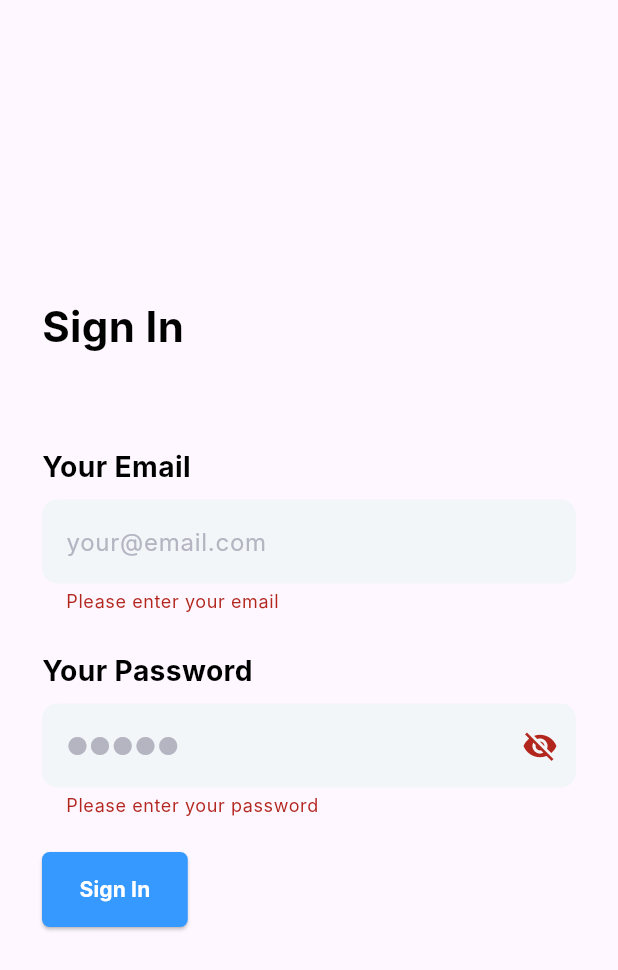
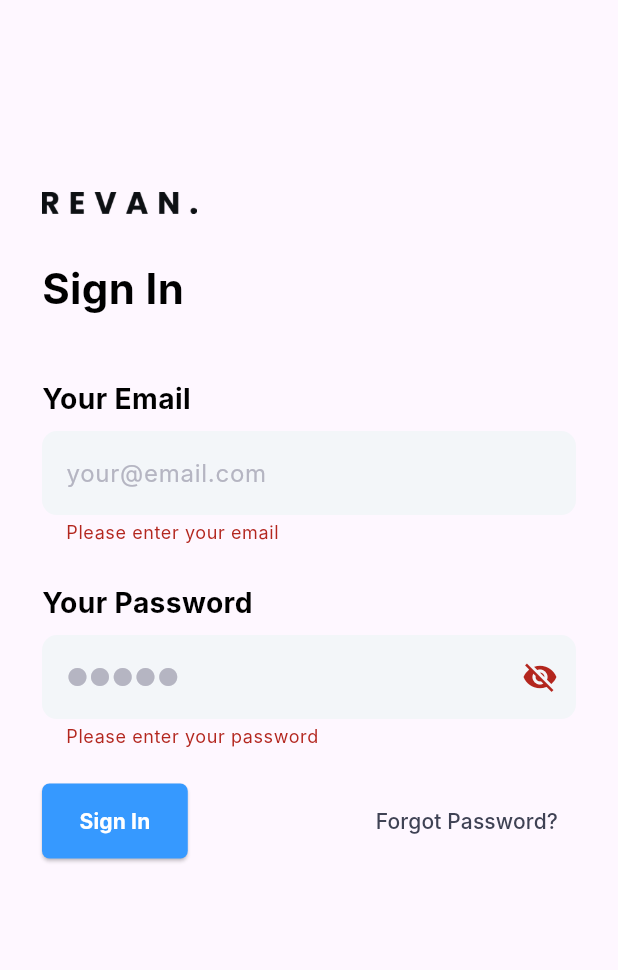
Before and after one commit to revanp/revan-app, a Flutter app: the screen it shows after launch, after a tap on "Sign In", on a phone screen of 412 x 824 dp. Shown: the top 970 px of the screen. Run offline on Flutter 3.47's test engine with Material 3 defaults, Android fonts, the light colour scheme and no system bars; our stand-ins replace fluttertoast, hexcolor, shared_preferences, sticky_headers; Roboto replaces fonts that are missing (Inter).

Commit message:
fix login and home 30%

```diff
--- a/lib/api/auth.dart
+++ b/lib/api/auth.dart
@@ -3,33 +3,33 @@ import 'package:http/http.dart' as http;
 import 'package:shared_preferences/shared_preferences.dart';
 
 class Auth {
-  // final String url = 'https://revanpratama.online/api/';
-  // var token;
+  final String url = 'https://revanpratama.online/api';
+  var token;
 
-  // getToken() async {
-  //   SharedPreferences localStorage = await SharedPreferences.getInstance();
+  getToken() async {
+    SharedPreferences localStorage = await SharedPreferences.getInstance();
 
-  //   token = jsonDecode(localStorage.getString('token'))['token'];
-  // }
+    token = jsonDecode(localStorage.getString('token') ?? '')['token'];
+  }
 
-  // login(data, apiURL) async {
-  //   var fullUrl = url + apiURL;
-  //   return await http.post(fullUrl,
-  //       body: jsonEncode(data), headers: _setHeaders());
-  // }
+  login(data, apiURL) async {
+    var fullUrl = Uri.parse(url + apiURL);
+    return await http.post(fullUrl,
+        body: jsonEncode(data), headers: _setHeaders());
+  }
 
-  // getData(apiURL) async {
-  //   var fullUrl = url + apiURL;
-  //   await getToken();
-  //   return await http.get(
-  //     fullUrl,
-  //     headers: _setHeaders(),
-  //   );
-  // }
+  getData(apiURL) async {
+    var fullUrl = Uri.parse(url + apiURL);
+    await getToken();
+    return await http.get(
+      fullUrl,
+      headers: _setHeaders(),
+    );
+  }
 
-  // _setHeaders() => {
-  //       'Content-type': 'application/json',
-  //       'Accept': 'application/json',
-  //       'Authorization': 'Bearer $token',
-  //     };
+  _setHeaders() => {
+        'Content-type': 'application/json',
+        'Accept': 'application/json',
+        'Authorization': 'Bearer $token',
+      };
 }
--- a/lib/main.dart
+++ b/lib/main.dart
@@ -1,4 +1,5 @@
 import 'package:flutter/material.dart';
+import 'package:revan_app/screens/home.dart';
 import 'package:revan_app/screens/login.dart';
 import 'package:shared_preferences/shared_preferences.dart';
 
@@ -49,7 +50,7 @@ class _CheckAuthState extends State<CheckAuth> {
     if (!isAuth) {
       child = LoginForm();
     } else {
-      child = LoginForm();
+      child = Home();
     }
 
     return Scaffold(body: child);
--- a/lib/screens/login.dart
+++ b/lib/screens/login.dart
@@ -1,7 +1,13 @@
+import 'dart:convert';
+import 'dart:math';
+
 import 'package:flutter/cupertino.dart';
 import 'package:flutter/material.dart';
 import 'package:hexcolor/hexcolor.dart';
-// import 'package:revan_app/api/auth.dart';
+import 'package:revan_app/api/auth.dart';
+import 'package:fluttertoast/fluttertoast.dart';
+import 'package:shared_preferences/shared_preferences.dart';
+import 'package:revan_app/screens/home.dart';
 
 class LoginForm extends StatefulWidget {
   @override
@@ -17,13 +23,6 @@ class LoginFormState extends State<LoginForm> {
   final scaffoldKey = GlobalKey<ScaffoldState>();
   bool _secureText = true;
 
-  // showMsg(String? msg) {
-  //   final snackBar = SnackBar(
-  //     content: Text(msg),
-  //   );
-  //   scaffoldKey.currentState.showSnackBar(snackBar);
-  // }
-
   showHide() {
     setState(() {
       _secureText = !_secureText;
@@ -33,18 +32,33 @@ class LoginFormState extends State<LoginForm> {
   @override
   Widget build(BuildContext context) {
     return Scaffold(
+        resizeToAvoidBottomInset: false,
         key: scaffoldKey,
-        body: Column(
+        body: SingleChildScrollView(
+          child: Column(
             mainAxisAlignment: MainAxisAlignment.center,
             crossAxisAlignment: CrossAxisAlignment.center,
             children: [
+              SizedBox(height: 100),
               Container(
                 padding:
                     EdgeInsets.only(left: 28, right: 28, top: 28, bottom: 28),
                 child: Column(
                   children: [
+                    Row(
+                      children: [
                         Container(
-                    margin: EdgeInsets.only(bottom: 60),
+                            margin: EdgeInsets.only(bottom: 30),
+                            child: Align(
+                              alignment: Alignment.centerLeft,
+                              child:
+                                  Image.asset('assets/images/REVAN-logo.png'),
+                            ),
+                            width: MediaQuery.of(context).size.width / 4)
+                      ],
+                    ),
+                    Container(
+                      margin: EdgeInsets.only(bottom: 40),
                       child: Align(
                           alignment: Alignment.centerLeft,
                           child: Text(
@@ -77,8 +91,8 @@ class LoginFormState extends State<LoginForm> {
                                   TextFormField(
                                       decoration: InputDecoration(
                                         fillColor: HexColor("#F3F6F9"),
-                                      labelStyle:
-                                          TextStyle(color: HexColor("#3F4254")),
+                                        labelStyle: TextStyle(
+                                            color: HexColor("#3F4254")),
                                         filled: true,
                                         hintText: 'your@email.com',
                                         hintStyle: TextStyle(
@@ -120,8 +134,8 @@ class LoginFormState extends State<LoginForm> {
                                       obscureText: _secureText,
                                       decoration: InputDecoration(
                                         fillColor: HexColor("#F3F6F9"),
-                                      labelStyle:
-                                          TextStyle(color: HexColor("#3F4254")),
+                                        labelStyle: TextStyle(
+                                            color: HexColor("#3F4254")),
                                         filled: true,
                                         hintText: '●●●●●',
                                         suffixIcon: IconButton(
@@ -149,23 +163,17 @@ class LoginFormState extends State<LoginForm> {
                                 ],
                               ),
                             ),
-                          // Container(
-                          //     margin: EdgeInsets.only(bottom: 8, top: 25),
-                          //     child: TextButton(
-                          //       onPressed: () {},
-                          //       child: Text(
-                          //         "Forgot Password?",
-                          //         style: TextStyle(color: HexColor("#3F4254")),
-                          //       ),
-                          //     )),
                             Container(
                                 margin: EdgeInsets.only(bottom: 8, top: 15),
-                              child: Align(
-                                alignment: Alignment.centerLeft,
+                                child: Row(
+                                  mainAxisAlignment:
+                                      MainAxisAlignment.spaceBetween,
+                                  children: [
+                                    Align(
                                         child: ElevatedButton(
                                       onPressed: () {
                                         if (formKey.currentState!.validate()) {
-                                      // _login();
+                                          _login();
                                         }
                                       },
                                       child: Text(
@@ -184,7 +192,17 @@ class LoginFormState extends State<LoginForm> {
                                           shape: RoundedRectangleBorder(
                                               borderRadius:
                                                   BorderRadius.circular(5.0))),
+                                    )),
+                                    Container(
+                                      child: TextButton(
+                                          onPressed: () {},
+                                          child: Text(
+                                            'Forgot Password?',
+                                            style: TextStyle(
+                                                color: HexColor("#3F4254")),
+                                          )),
                                     ),
+                                  ],
                                 ))
                           ],
                         )),
@@ -192,6 +210,29 @@ class LoginFormState extends State<LoginForm> {
                 ),
               )
             ],
+          ),
         ));
   }
+
+  void _login() async {
+    var data = {'email': email, 'password': password};
+    var res = await Auth().login(data, '/login');
+    var body = jsonDecode(res.body);
+
+    if (body['success']) {
+      SharedPreferences localStorage = await SharedPreferences.getInstance();
+      localStorage.setString('token', body['authorization']['token']);
+      localStorage.setString('user', json.encode(body['user']));
+
+      Navigator.pushReplacement(
+        context,
+        new MaterialPageRoute(builder: (context) => Home()),
+      );
+    } else {
+      Fluttertoast.showToast(
+          msg: body['message'],
+          backgroundColor: HexColor("#E55B64"),
+          textColor: Colors.white);
     }
+  }
+}
```
Also changed, not shown: lib/screens/home.dart (added, +210 -0 lines), pubspec.yaml (+13 -0 lines), assets/images/REVAN-logo.png (added), assets/images/appicon.png (added), lib/screens/profile.dart (added), pubspec.lock, 32 other files. Lines whose indentation alone changed are shown as unchanged.
